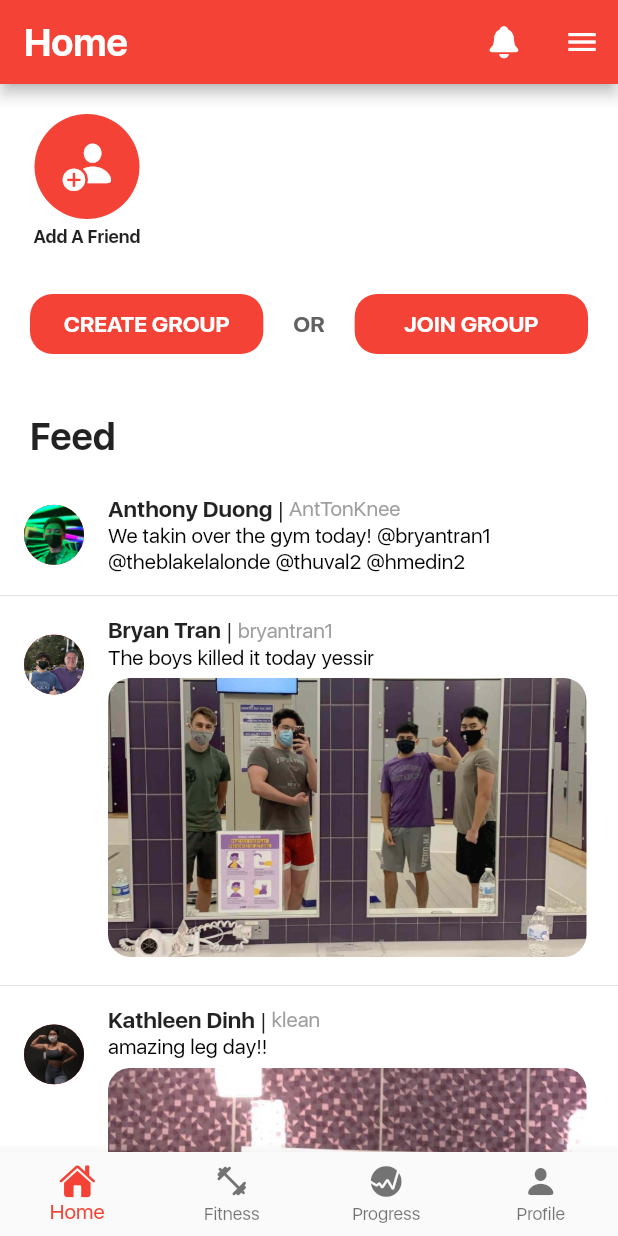
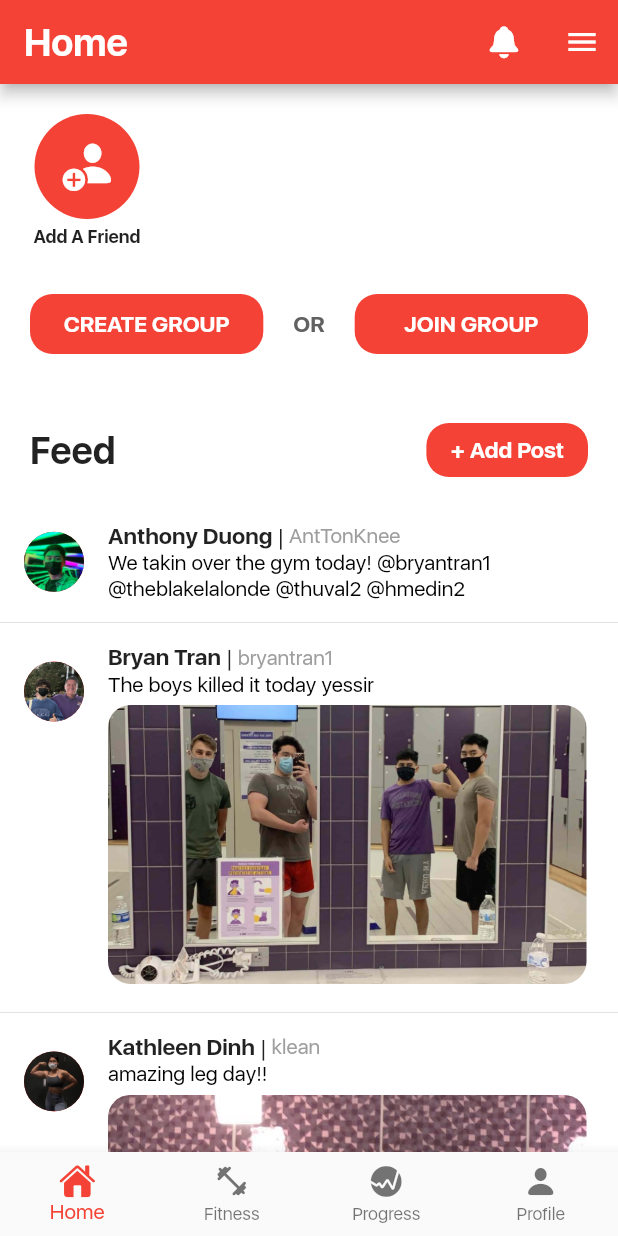
Before and after one commit to TrevorHuval/Mog, a Flutter app: the screen it shows once a user with an empty profile is signed in, on a phone screen of 412 x 824 dp. Run offline on Flutter 3.47's test engine with Material 2 defaults, Android fonts, the phone set to English and light mode, and no system bars; our stand-ins replace badges, cloud_firestore, firebase_auth, firebase_core, firebase_storage, fl_chart and 6 more; missing offline and left inert: cloud_firestore_web, firebase_auth_web, firebase_core_web, firebase_database_web, firebase_storage_web, image_picker_for_web; accounts and stored records are empty; project files that could hold a hidden picture were left out.

Commit message:
Add files via upload

```diff
--- a/lib/screens/home.dart
+++ b/lib/screens/home.dart
@@ -151,13 +151,37 @@ class _Home extends State<Home> {
                         //   },
                         //   child: Text("decrease"),
                         // ),
-                        Container(
-                          alignment: Alignment.centerLeft,
-                          margin: EdgeInsets.fromLTRB(20, 0, 0, 0),
-                          child: Text("Feed",
-                              style: TextStyle(
-                                  fontSize: 25, fontWeight: FontWeight.bold),
-                              textAlign: TextAlign.left),
+                        Padding(
+                          padding: const EdgeInsets.symmetric(horizontal: 20),
+                          child: Container(
+                            width: 500,
+                            child: Row(
+                              mainAxisAlignment: MainAxisAlignment.spaceBetween,
+                              children: [
+                                Text("Feed",
+                                    style: TextStyle(
+                                        fontSize: 25,
+                                        fontWeight: FontWeight.bold),
+                                    textAlign: TextAlign.left),
+                                ElevatedButton(
+                                  style: ElevatedButton.styleFrom(
+                                    elevation: 0,
+                                    shape: new RoundedRectangleBorder(
+                                      borderRadius:
+                                          new BorderRadius.circular(15),
+                                    ),
+                                  ),
+                                  child: Text(
+                                    "+ Add Post",
+                                    style: TextStyle(
+                                        fontSize: 15,
+                                        fontWeight: FontWeight.bold),
+                                  ),
+                                  onPressed: () {},
+                                ),
+                              ],
+                            ),
+                          ),
                         ),
                         Column(
                           children: [
```
